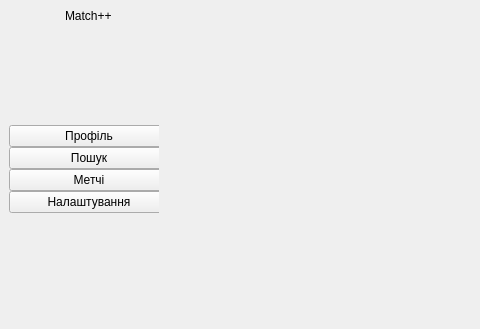
Qt form gui/mainwindow.ui (dontwastemytimew/project-oop-1-sem-2025) before a commit; both pictures show x 0 to 480 and y 0 to 329 of the 976 by 660 pixel window.
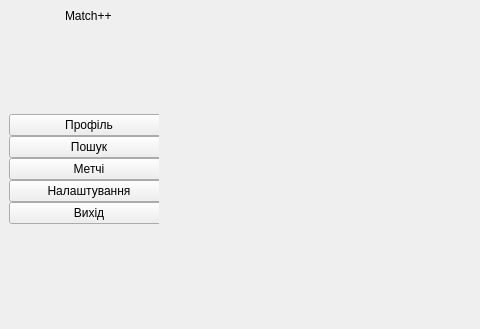
The same form after that commit.

Diff of the .ui file:
```diff
--- a/gui/mainwindow.ui
+++ b/gui/mainwindow.ui
@@ -107,6 +107,13 @@
             </property>
            </widget>
           </item>
+          <item>
+           <widget class="QPushButton" name="btn_Exit">
+            <property name="text">
+             <string>Вихід</string>
+            </property>
+           </widget>
+          </item>
           <item>
            <spacer name="verticalSpacer_2">
             <property name="orientation">
```
